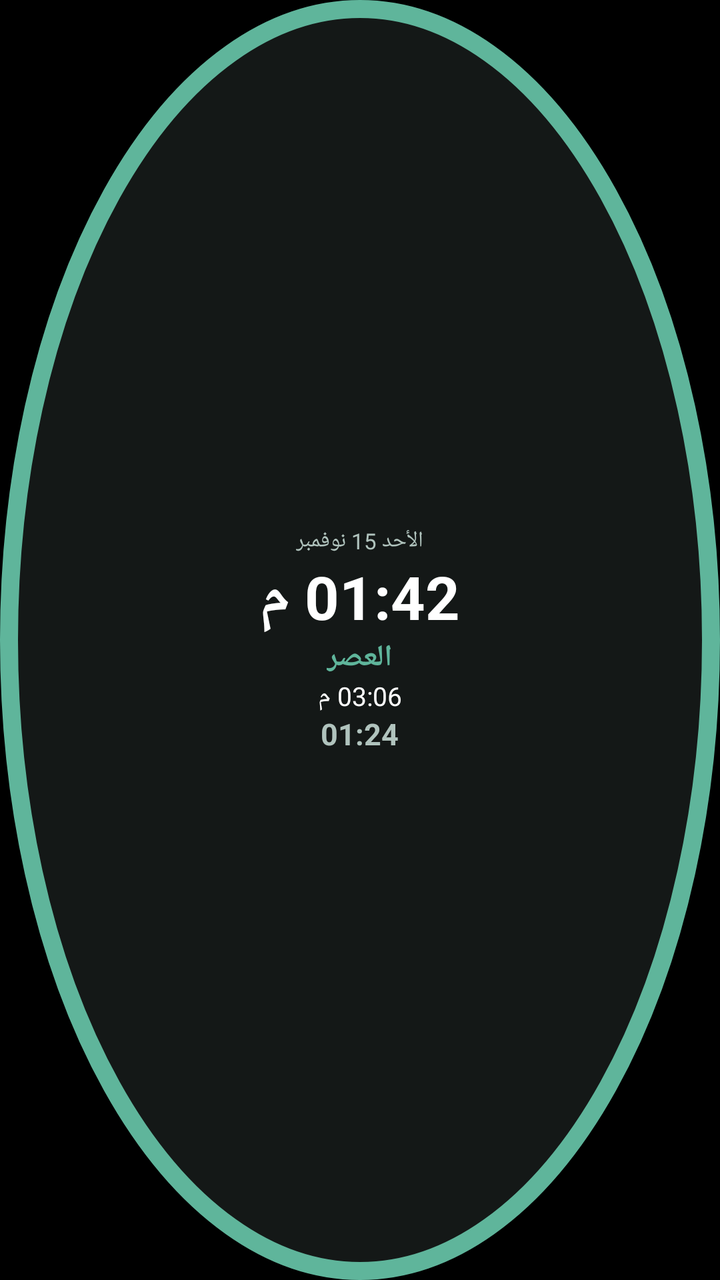
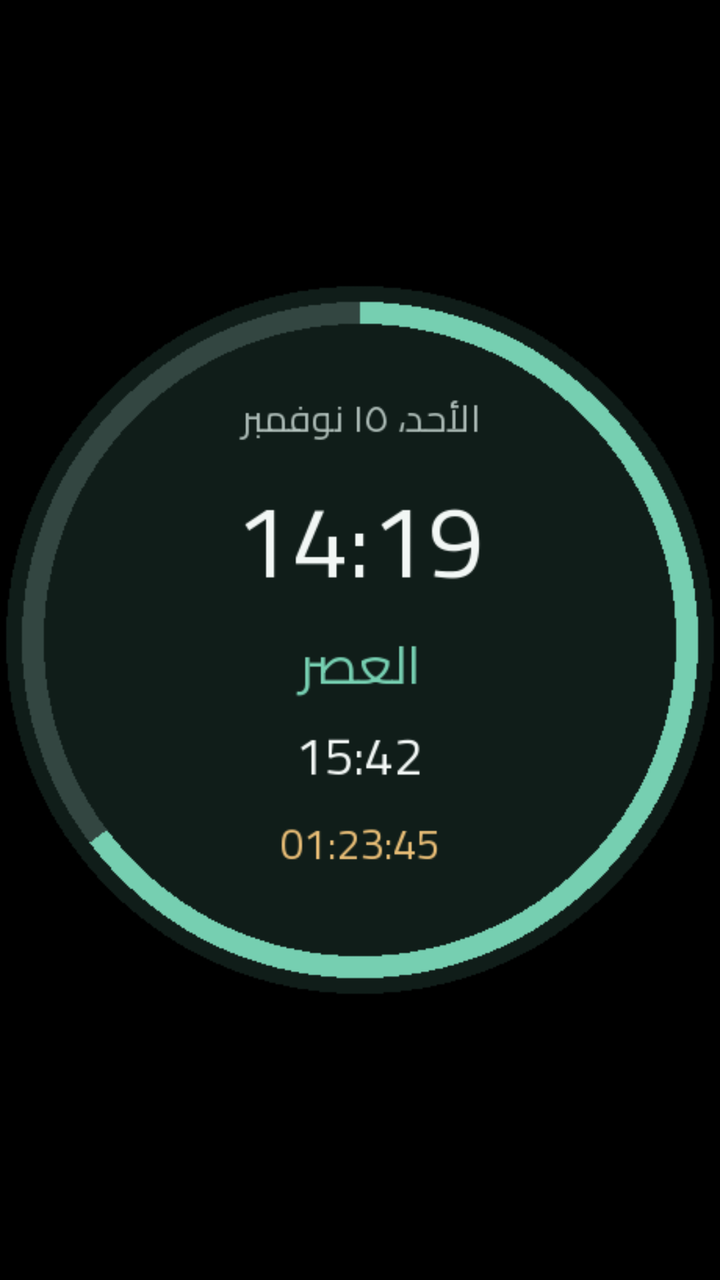

An Android layout rendered at two revisions. The XML below is the earlier revision; the diff shows what the commit changed to produce the second picture.
<!-- AndroidManifest.xml: application theme LaunchTheme -->
<!-- res/layout/widget_circle_preview.xml -->
<?xml version='1.0' encoding='utf-8'?>
<FrameLayout xmlns:android="http://schemas.android.com/apk/res/android" android:id="@+id/widget_root" android:layout_width="match_parent" android:layout_height="match_parent">
    <ImageView android:id="@+id/w_ring" android:layout_width="match_parent" android:layout_height="match_parent" android:layout_gravity="center" android:scaleType="fitCenter" android:contentDescription="تقدم الصلاة القادمة" android:background="@drawable/widget_circle_preview" />
    <LinearLayout android:layout_width="match_parent" android:layout_height="match_parent" android:orientation="vertical" android:gravity="center" android:padding="26dp">
        <TextView android:id="@+id/w_date" android:layout_width="wrap_content" android:layout_height="wrap_content" android:text="الأحد 15 نوفمبر" android:textColor="#B0C3BD" android:textSize="11sp" android:maxLines="1" />
        <TextView android:id="@+id/w_clock" android:layout_width="wrap_content" android:layout_height="wrap_content" android:text="01:42 م" android:textColor="#FFFFFF" android:textSize="30sp" android:textStyle="bold" android:maxLines="1" />
        <TextView android:id="@+id/w_name" android:layout_width="wrap_content" android:layout_height="wrap_content" android:text="العصر" android:textColor="#5FB59B" android:textSize="15sp" android:textStyle="bold" android:maxLines="1" />
        <TextView android:id="@+id/w_time" android:layout_width="wrap_content" android:layout_height="wrap_content" android:text="03:06 م" android:textColor="#FFFFFF" android:textSize="13sp" android:maxLines="1" />
        <TextView android:id="@+id/w_count" android:layout_width="wrap_content" android:layout_height="wrap_content" android:text="01:24" android:textColor="#B0C3BD" android:textSize="15sp" android:textStyle="bold" />
    </LinearLayout>
</FrameLayout>
<!-- resources referenced by this layout -->
<resources>
  <!-- drawable widget_circle_preview (drawable) -->
  <?xml version="1.0" encoding="utf-8"?>
  <shape xmlns:android="http://schemas.android.com/apk/res/android" android:shape="oval">
      <solid android:color="#D9181D1C" />
      <stroke android:width="9dp" android:color="#5FB59B" />
  </shape>
  <style name="LaunchTheme" parent="@android:style/Theme.Black.NoTitleBar">
          <item name="android:windowBackground">@color/launch_background</item>
          <item name="android:windowFullscreen">false</item>
          <item name="android:windowLightStatusBar">false</item>
          <item name="android:windowLightNavigationBar">false</item>
          <item name="android:statusBarColor">#000000</item>
          <item name="android:navigationBarColor">#000000</item>
          <item name="android:windowAnimationStyle">@null</item>
      </style>
  <color name="launch_background">#000000</color>
</resources>

<!-- the commit's change to res/layout/widget_circle_preview.xml (unified diff, before → after) -->
@@ -1,11 +1,7 @@
-<?xml version='1.0' encoding='utf-8'?>
-<FrameLayout xmlns:android="http://schemas.android.com/apk/res/android" android:id="@+id/widget_root" android:layout_width="match_parent" android:layout_height="match_parent">
-    <ImageView android:id="@+id/w_ring" android:layout_width="match_parent" android:layout_height="match_parent" android:layout_gravity="center" android:scaleType="fitCenter" android:contentDescription="تقدم الصلاة القادمة" android:background="@drawable/widget_circle_preview" />
-    <LinearLayout android:layout_width="match_parent" android:layout_height="match_parent" android:orientation="vertical" android:gravity="center" android:padding="26dp">
-        <TextView android:id="@+id/w_date" android:layout_width="wrap_content" android:layout_height="wrap_content" android:text="الأحد 15 نوفمبر" android:textColor="#B0C3BD" android:textSize="11sp" android:maxLines="1" />
-        <TextView android:id="@+id/w_clock" android:layout_width="wrap_content" android:layout_height="wrap_content" android:text="01:42 م" android:textColor="#FFFFFF" android:textSize="30sp" android:textStyle="bold" android:maxLines="1" />
-        <TextView android:id="@+id/w_name" android:layout_width="wrap_content" android:layout_height="wrap_content" android:text="العصر" android:textColor="#5FB59B" android:textSize="15sp" android:textStyle="bold" android:maxLines="1" />
-        <TextView android:id="@+id/w_time" android:layout_width="wrap_content" android:layout_height="wrap_content" android:text="03:06 م" android:textColor="#FFFFFF" android:textSize="13sp" android:maxLines="1" />
-        <TextView android:id="@+id/w_count" android:layout_width="wrap_content" android:layout_height="wrap_content" android:text="01:24" android:textColor="#B0C3BD" android:textSize="15sp" android:textStyle="bold" />
-    </LinearLayout>
-</FrameLayout>
+<?xml version="1.0" encoding="utf-8"?>
+<ImageView xmlns:android="http://schemas.android.com/apk/res/android"
+    android:layout_width="match_parent"
+    android:layout_height="match_parent"
+    android:contentDescription="@string/widget_circle_picker_description"
+    android:scaleType="fitCenter"
+    android:src="@drawable/preview_circle" />
<!-- resource entries referenced after the edit -->
@@ -1,11 +1,7 @@
 <!-- resources referenced by this layout -->
 <resources>
-  <!-- drawable widget_circle_preview (drawable) -->
-  <?xml version="1.0" encoding="utf-8"?>
-  <shape xmlns:android="http://schemas.android.com/apk/res/android" android:shape="oval">
-      <solid android:color="#D9181D1C" />
-      <stroke android:width="9dp" android:color="#5FB59B" />
-  </shape>
+  <!-- drawable preview_circle: png bitmap (drawable-nodpi, 14586 bytes) -->
+  <string name="widget_circle_picker_description">ساعة دائرية مع وقت الصلاة القادمة والمتبقي</string>
   <style name="LaunchTheme" parent="@android:style/Theme.Black.NoTitleBar">
           <item name="android:windowBackground">@color/launch_background</item>
           <item name="android:windowFullscreen">false</item>
